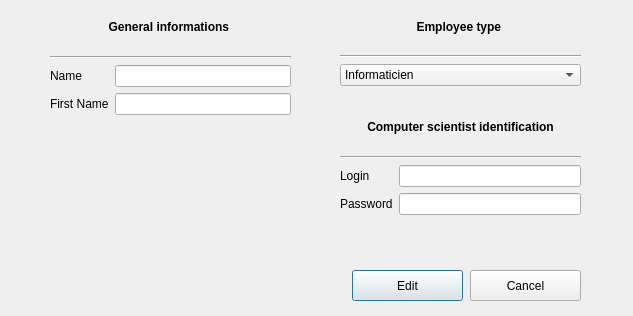
First picture: the form in editemployee.ui, repository GouVsky/Projet_C-, before the edit.
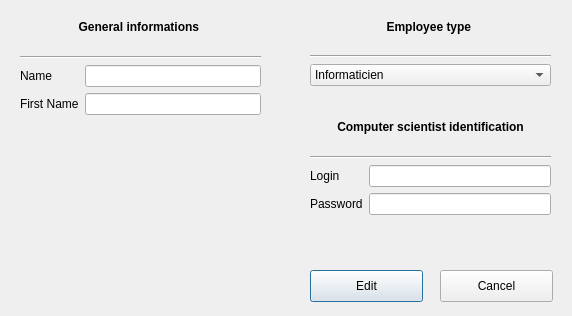
Second picture: the form after the edit.

The edit to the form file:
```diff
--- a/editemployee.ui
+++ b/editemployee.ui
@@ -6,7 +6,7 @@
    <rect>
     <x>0</x>
     <y>0</y>
-    <width>633</width>
+    <width>572</width>
     <height>316</height>
    </rect>
   </property>
@@ -16,7 +16,7 @@
   <widget class="QWidget" name="gridLayoutWidget">
    <property name="geometry">
     <rect>
-     <x>50</x>
+     <x>20</x>
      <y>20</y>
      <width>241</width>
      <height>95</height>
@@ -71,7 +71,7 @@
   <widget class="QWidget" name="gridLayoutWidget_2">
    <property name="geometry">
     <rect>
-     <x>340</x>
+     <x>310</x>
      <y>120</y>
      <width>241</width>
      <height>95</height>
@@ -137,7 +137,7 @@
   <widget class="QWidget" name="verticalLayoutWidget">
    <property name="geometry">
     <rect>
-     <x>340</x>
+     <x>310</x>
      <y>20</y>
      <width>241</width>
      <height>66</height>
@@ -211,10 +211,10 @@
   <widget class="QPushButton" name="pushButton">
    <property name="geometry">
     <rect>
-     <x>352</x>
+     <x>310</x>
      <y>270</y>
-     <width>111</width>
-     <height>31</height>
+     <width>113</width>
+     <height>32</height>
     </rect>
    </property>
    <property name="text">
@@ -224,10 +224,10 @@
   <widget class="QPushButton" name="Buton_cancel">
    <property name="geometry">
     <rect>
-     <x>470</x>
+     <x>440</x>
      <y>270</y>
-     <width>111</width>
-     <height>31</height>
+     <width>113</width>
+     <height>32</height>
     </rect>
    </property>
    <property name="text">
```
Left out of the diff: 2 changed lines with no effect on the pictures.
